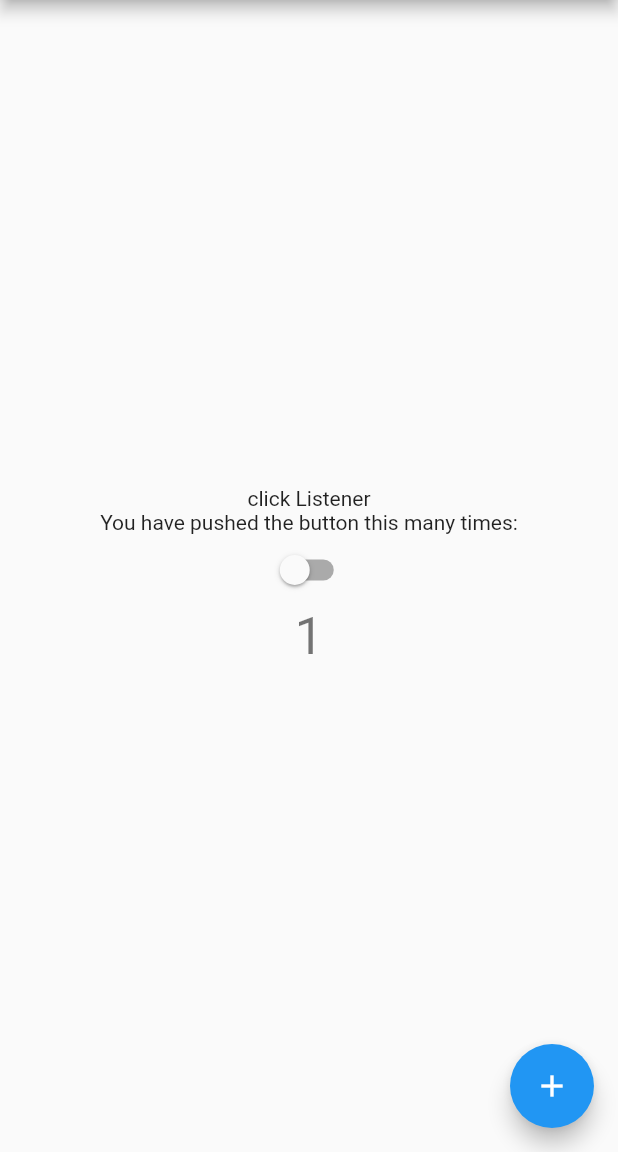
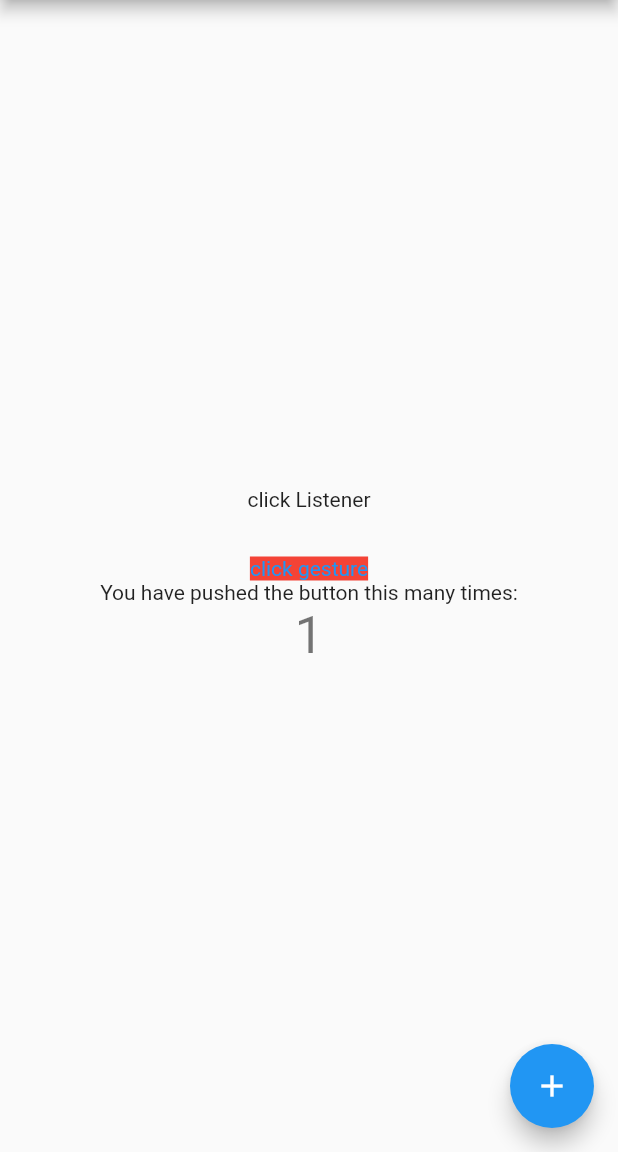
Before and after one commit to fightcoder/ftd, a Flutter app: the screen it shows after launch, after a tap on the "add" icon, on a phone screen of 412 x 824 dp, the part 84-1236 px from its top. Run offline on Flutter 3.47's test engine with Material 2 defaults, Android fonts, the phone set to English and light mode, and no system bars; our stand-ins replace args; missing offline and left inert: front_end, frontend_server, kernel, vm.

Commit message:
add add add

```diff
--- a/example/lib/main.dart
+++ b/example/lib/main.dart
@@ -1,6 +1,6 @@
 import 'dart:io';
-import 'dart:math';
 import 'package:flutter/material.dart';
+import 'package:ft/ft.dart';
 
 
 void main() {
@@ -44,7 +44,9 @@ class MyHomePage extends StatefulWidget {
 class _MyHomePageState extends State<MyHomePage> {
   int _counter = 0;
   int i = 0;
-  void _incrementCounter(String p1,int p2) async{
+
+  @ClickShake()
+  void _incrementCounter(String p1,int p2){
     setState(() {
       // This call to setState tells the Flutter framework that something has
       // changed in this State, which causes it to rerun the build method below
@@ -56,6 +58,10 @@ class _MyHomePageState extends State<MyHomePage> {
   }
   bool flag = false;
 
+  @ClickShake()
+  testCost()async{
+    print('testCost1');
+  }
   @override
   Widget build(BuildContext context) {
     // This method is cd ..rerun every time setState is called, for instance as done
@@ -77,19 +83,21 @@ class _MyHomePageState extends State<MyHomePage> {
             Listener(
               child: Text('click Listener'),
               onPointerDown: (PointerDownEvent event){
+                testCost();
               },
+            ),
+            Padding(padding: EdgeInsets.only(top: 30)),
+            GestureDetector(
+              onTapDown: (_){
+                print(1);
+              },
+              child: Container(
+                child: Text('click gesture',style: TextStyle(color: Colors.blue),),
+                color: Colors.red,
+              ),
             ),
             const Text(
               'You have pushed the button this many times:',
-            ),
-            Switch(
-              value: this.flag,
-              activeColor: Colors.red,
-              onChanged: (value) {
-                setState(() {
-                  this.flag = value;
-                });
-              },
             ),
             Text(
               '$_counter',
@@ -100,7 +108,6 @@ class _MyHomePageState extends State<MyHomePage> {
       ),
       floatingActionButton: FloatingActionButton(
         onPressed: (){
-//          funTest();
           _incrementCounter('p1',2);
         },
         tooltip: 'Increment',
--- a/example/pubspec.yaml
+++ b/example/pubspec.yaml
@@ -15,8 +15,9 @@ environment:
 dependencies:
   flutter:
     sdk: flutter
-
-  # The following adds the Cupertino Icons font to your application.
+  ft:
+    path: ../ft
+#   The following adds the Cupertino Icons font to your application.
   # Use with the CupertinoIcons class for iOS style icons.
   cupertino_icons: ^0.1.2
 
--- a/lib/src/flutter_frontend_server/server.dart
+++ b/lib/src/flutter_frontend_server/server.dart
@@ -16,7 +16,7 @@ import 'package:frontend_server/frontend_server.dart' as frontend
         argParser,
         usage,
         ProgramTransformer;
-import 'package:ft/src/transformer/aop_transformer.dart';
+import '../transformer/aop_transformer.dart';
 import 'package:kernel/ast.dart';
 import 'package:path/path.dart' as path;
 import 'package:vm/incremental_compiler.dart';
--- a/lib/src/transformer/function_log_transform.dart
+++ b/lib/src/transformer/function_log_transform.dart
@@ -48,11 +48,11 @@ class FunctionDebugTransform extends RecursiveVisitor<void> {
             block.statements.insert(0,startTimeDeclarationImpl);
           }
 
-          if(node.function.returnType is VoidType){
+          if(node.function.returnType is VoidType || !(block.statements.last is ReturnStatement)){
             ///因为可能存在返回类型是VoidType，但是函数体内包含return关键字导致方法提前结束，所以需要调用addStatementForReturnStatment
             addStatementForReturnStatement(block.statements);
             addStatementForVoidType(block.statements);
-          }else{ ///有返回值的方法，这里最好写 else if,可能是不同的DartType不同的处理方式
+          }else{ ///有[可能有]返回值的方法，这里最好写 else if,可能是不同的DartType不同的处理方式
             addStatementForReturnStatement(block.statements);
           }
           break;
```
